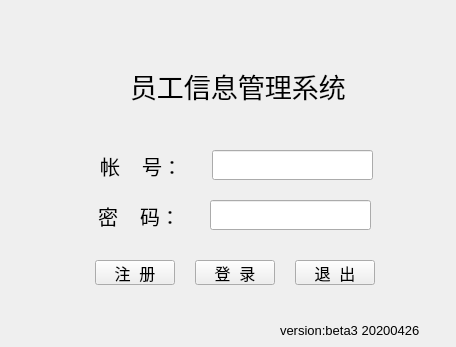
First picture: the form in 6.ui_files/login_beta3.ui, repository sammiriche/datacode, before the edit.
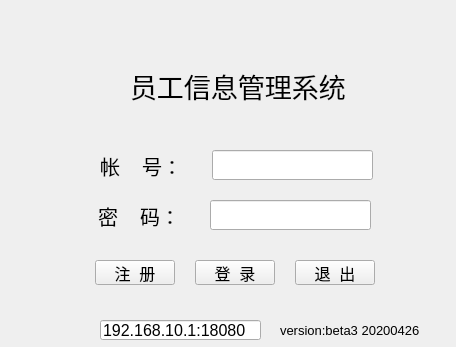
Second picture: the form after the edit.

The edit to the form file:
```diff
--- a/6.ui_files/login_beta3.ui
+++ b/6.ui_files/login_beta3.ui
@@ -173,6 +173,24 @@
     <string>version:beta3 20200426</string>
    </property>
   </widget>
+  <widget class="QLineEdit" name="config_lineEdit">
+   <property name="geometry">
+    <rect>
+     <x>100</x>
+     <y>320</y>
+     <width>161</width>
+     <height>20</height>
+    </rect>
+   </property>
+   <property name="font">
+    <font>
+     <pointsize>12</pointsize>
+    </font>
+   </property>
+   <property name="text">
+    <string>192.168.10.1:18080</string>
+   </property>
+  </widget>
  </widget>
  <resources/>
  <connections/>
```
